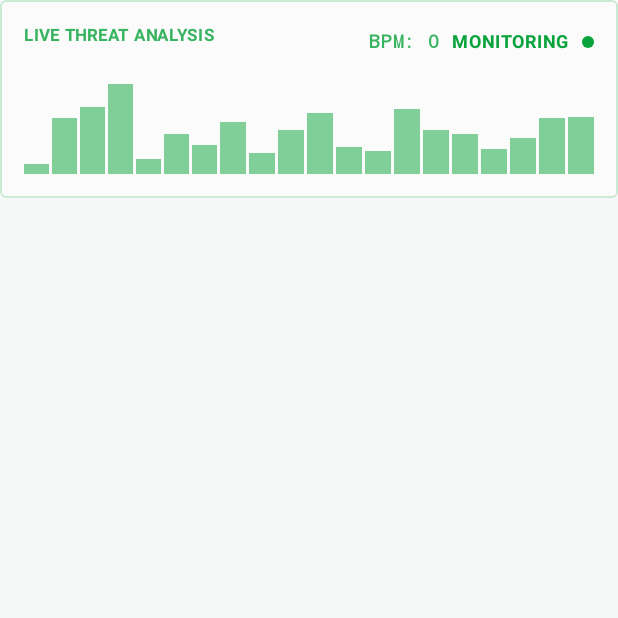
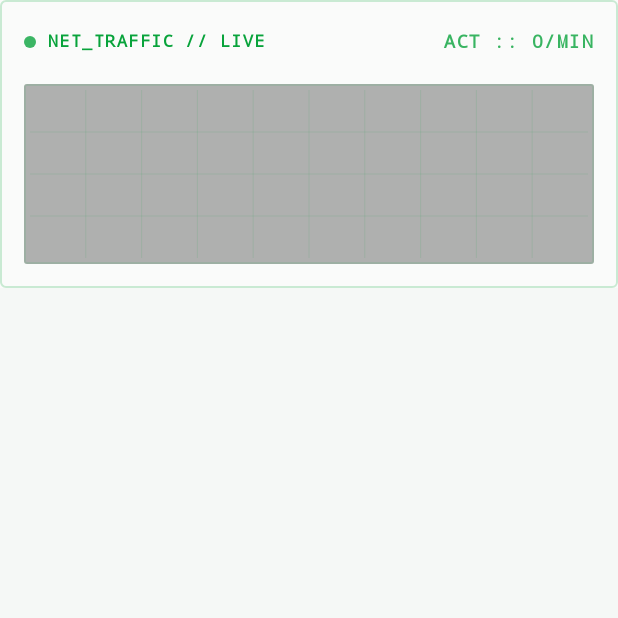
Before and after one commit to ustaloff/gapp, an Android app built with Jetpack Compose: the composable CyberGraphSection called with empty values, on a phone screen of 412 x 824 dp, the top half of it. Run offline under Robolectric (Android 15) with nearby library versions, the phone set to English and light mode, and no system bars.

Commit message:
Chart fixed

```diff
--- a/app/src/main/java/com/example/adshield/MainActivity.kt
+++ b/app/src/main/java/com/example/adshield/MainActivity.kt
@@ -38,9 +38,11 @@ import com.example.adshield.ui.theme.AdShieldTheme
 import com.example.adshield.ui.components.* // Import CyberComponents
 import androidx.compose.ui.graphics.Path
 import androidx.compose.ui.graphics.drawscope.Stroke
+import androidx.compose.ui.geometry.Offset
 import androidx.compose.animation.core.*
 import androidx.compose.animation.animateContentSize
 import androidx.compose.foundation.border
+import androidx.compose.foundation.Canvas
 import androidx.compose.foundation.shape.CircleShape
 import androidx.compose.material.icons.Icons
 import androidx.compose.material.icons.filled.Lock
@@ -396,40 +398,134 @@ fun DashboardScreen(
 
 @Composable
 fun CyberGraphSection(data: List<Int>, bpm: Int) {
+     val primaryColor = MaterialTheme.colorScheme.primary
+     val infiniteTransition = rememberInfiniteTransition(label = "monitoring_pulse")
+     val pulseAlpha by infiniteTransition.animateFloat(
+         initialValue = 0.4f,
+         targetValue = 1f,
+         animationSpec = infiniteRepeatable(
+             animation = tween(1000, easing = LinearEasing),
+             repeatMode = RepeatMode.Reverse
+         ),
+         label = "pulse_alpha"
+     )
+
      Column(
         modifier = Modifier
             .fillMaxWidth()
-            .border(1.dp, MaterialTheme.colorScheme.primary.copy(alpha = 0.2f), RoundedCornerShape(4.dp))
+            .border(1.dp, primaryColor.copy(alpha = 0.2f), RoundedCornerShape(4.dp))
             .background(MaterialTheme.colorScheme.surface.copy(alpha = 0.5f))
             .padding(16.dp)
      ) {
-         Row(Modifier.fillMaxWidth(), horizontalArrangement = Arrangement.SpaceBetween) {
-             Text("LIVE THREAT ANALYSIS", style = MaterialTheme.typography.labelSmall, fontWeight = FontWeight.Bold, color = MaterialTheme.colorScheme.onSurfaceVariant)
+         // HUD Header
+         Row(
+             modifier = Modifier.fillMaxWidth(),
+             horizontalArrangement = Arrangement.SpaceBetween,
+             verticalAlignment = Alignment.CenterVertically
+         ) {
+             // Left: Title
              Row(verticalAlignment = Alignment.CenterVertically) {
-                 Text("BPM: $bpm", color = if (bpm > 5) MaterialTheme.colorScheme.primary else MaterialTheme.colorScheme.onSurfaceVariant, fontWeight = FontWeight.Bold, fontFamily = androidx.compose.ui.text.font.FontFamily.Monospace, fontSize = 12.sp)
+                 Box(
+                    modifier = Modifier
+                        .size(8.dp)
+                        .background(primaryColor.copy(alpha = pulseAlpha), CircleShape)
+                 )
                  Spacer(Modifier.width(8.dp))
-                 Text("MONITORING", color = MaterialTheme.colorScheme.primary, fontWeight = FontWeight.Bold, fontSize = 12.sp)
-                 Spacer(Modifier.width(8.dp))
-                 Box(Modifier.size(8.dp).background(MaterialTheme.colorScheme.primary, CircleShape))
+                 Text(
+                     text = "NET_TRAFFIC // LIVE",
+                     style = MaterialTheme.typography.labelSmall,
+                     fontWeight = FontWeight.Bold,
+                     color = primaryColor,
+                     fontFamily = androidx.compose.ui.text.font.FontFamily.Monospace,
+                     letterSpacing = 1.sp
+                 )
              }
+
+             // Right: BPM
+             Text(
+                 text = "ACT :: $bpm/MIN",
+                 color = if (bpm > 5) primaryColor else MaterialTheme.colorScheme.onSurfaceVariant,
+                 fontWeight = FontWeight.Bold,
+                 fontFamily = androidx.compose.ui.text.font.FontFamily.Monospace,
+                 fontSize = 12.sp,
+                 letterSpacing = 1.sp
+             )
          }
          Spacer(Modifier.height(16.dp))
-         // Simple visual representation of graph
-         Row(
-             modifier = Modifier.fillMaxWidth().height(60.dp),
-             horizontalArrangement = Arrangement.spacedBy(2.dp),
-             verticalAlignment = Alignment.Bottom
+
+         // Canvas Graph
+         Box(
+            modifier = Modifier
+                .fillMaxWidth()
+                .height(120.dp) // Taller graph
+                .background(Color.Black.copy(alpha = 0.3f), RoundedCornerShape(2.dp))
+                .border(1.dp, primaryColor.copy(alpha = 0.1f), RoundedCornerShape(2.dp))
          ) {
-             val graphData = if (data.isEmpty()) List(20) { kotlin.random.Random.nextInt(5, 50) } else data.takeLast(20)
-             val max = graphData.maxOrNull() ?: 1
+             Canvas(modifier = Modifier.fillMaxSize().padding(4.dp)) {
+                 val width = size.width
+                 val height = size.height
+                 val graphData = if (data.isEmpty()) List(20) { 0 } else data.takeLast(20)
+                 val max = (graphData.maxOrNull() ?: 5).coerceAtLeast(5).toFloat()
 
-             graphData.forEach {
-                 Box(
-                     modifier = Modifier
-                        .weight(1f)
-                        .fillMaxHeight((it.toFloat() / max).coerceAtLeast(0.1f))
-                        .background(MaterialTheme.colorScheme.primary.copy(alpha = 0.5f))
-                 )
+                 // Draw Grid
+                 val verticalLines = 10
+                 val horizontalLines = 4
+
+                 for (i in 1 until verticalLines) {
+                     val x = (width / verticalLines) * i
+                     drawLine(
+                         color = primaryColor.copy(alpha = 0.1f),
+                         start = Offset(x, 0f),
+                         end = Offset(x, height),
+                         strokeWidth = 1f
+                     )
+                 }
+
+                 for (i in 1 until horizontalLines) {
+                     val y = (height / horizontalLines) * i
+                     drawLine(
+                         color = primaryColor.copy(alpha = 0.1f),
+                         start = Offset(0f, y),
+                         end = Offset(width, y),
+                         strokeWidth = 1f
+                     )
+                 }
+
+                 // Draw Path
+                 if (graphData.isNotEmpty() && graphData.any { it > 0 }) {
+                     val path = Path()
+                     val stepX = width / (graphData.size - 1).coerceAtLeast(1)
+
+                     graphData.forEachIndexed { index, value ->
+                         val x = index * stepX
+                         val y = height - ((value / max) * height)
+                         if (index == 0) path.moveTo(x, y) else path.lineTo(x, y)
+                     }
+
+                     // Draw Line
+                     drawPath(
+                         path = path,
+                         color = primaryColor,
+                         style = Stroke(width = 3.dp.toPx())
+                     )
+
+                     // Draw Gradient Fill
+                     path.lineTo(width, height)
+                     path.lineTo(0f, height)
+                     path.close()
+
+                     drawPath(
+                         path = path,
+                         brush = Brush.verticalGradient(
+                             colors = listOf(
+                                 primaryColor.copy(alpha = 0.4f),
+                                 primaryColor.copy(alpha = 0.0f)
+                             ),
+                             startY = 0f,
+                             endY = height
+                         )
+                     )
+                 }
              }
          }
      }
```
